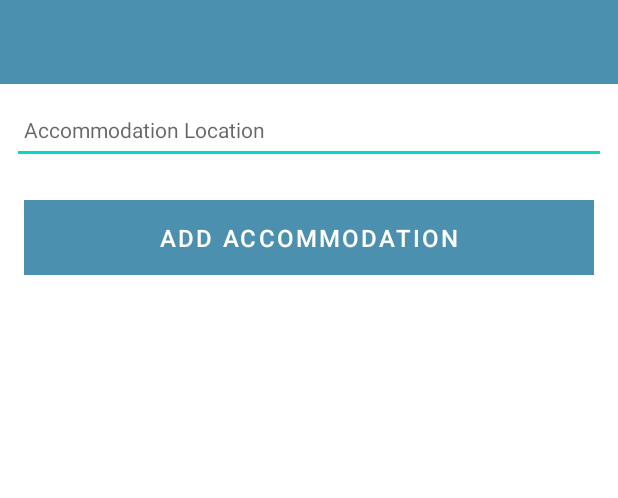
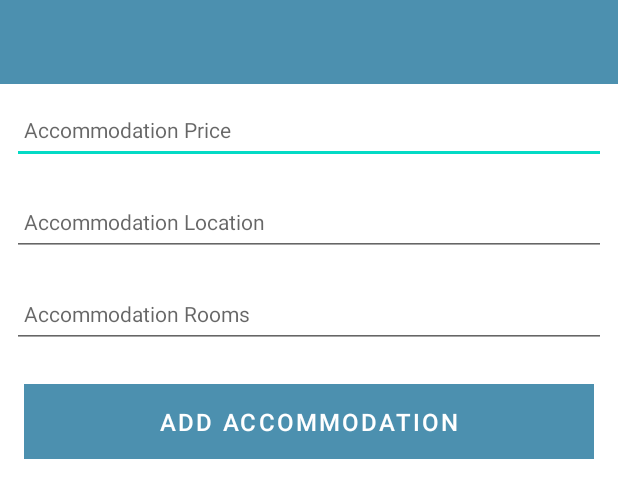
Before and after one commit to Nxkki/Accommodation-Android-App, an Android app: the layout activity_accommodation.xml on its own in the app's theme, with its tools: preview values and no code run, on a phone screen of 412 x 824 dp. Shown: the top 498 px of the screen. Run offline under Robolectric (Android 15) with nearby library versions, the phone set to English and light mode, and no system bars.

Commit message:
Theme & String Resources, Layout, Event Handling 1.2

```diff
--- a/app/src/main/java/org/wit/accommodation/models/AccommodationModel.kt
+++ b/app/src/main/java/org/wit/accommodation/models/AccommodationModel.kt
@@ -1,3 +1,5 @@
 package org.wit.accommodation.models
 
-data class AccommodationModel(var location: String = "")
+data class AccommodationModel(var price: Int = 0,
+                              var location: String = "",
+                              var rooms: String = "")
--- a/app/src/main/res/layout/activity_accommodation.xml
+++ b/app/src/main/res/layout/activity_accommodation.xml
@@ -40,6 +40,21 @@
                 android:layout_height="wrap_content"
                 android:orientation="vertical">
 
+
+                <EditText
+                    android:id="@+id/accommodationPrice"
+                    android:layout_width="match_parent"
+                    android:layout_height="45dp"
+                    android:layout_margin="8dp"
+                    android:autofillHints="hint"
+                    android:hint="@string/hint_accommodationPrice"
+                    android:inputType="text"
+                    android:maxLength="25"
+                    android:maxLines="1"
+                    android:padding="8dp"
+                    android:textColor="@color/colorPrimaryDark"
+                    android:textSize="14sp" />
+
                 <EditText
                     android:id="@+id/accommodationLocation"
                     android:layout_width="match_parent"
@@ -47,6 +62,20 @@
                     android:layout_margin="8dp"
                     android:autofillHints="hint"
                     android:hint="@string/hint_accommodationLocation"
+                    android:inputType="text"
+                    android:maxLength="25"
+                    android:maxLines="1"
+                    android:padding="8dp"
+                    android:textColor="@color/colorPrimaryDark"
+                    android:textSize="14sp" />
+
+                <EditText
+                    android:id="@+id/accommodationRooms"
+                    android:layout_width="match_parent"
+                    android:layout_height="45dp"
+                    android:layout_margin="8dp"
+                    android:autofillHints="hint"
+                    android:hint="@string/hint_accommodationRooms"
                     android:inputType="text"
                     android:maxLength="25"
                     android:maxLines="1"
--- a/app/src/main/res/values/strings.xml
+++ b/app/src/main/res/values/strings.xml
@@ -1,6 +1,7 @@
 <resources>
     <string name="app_name">Accommodation</string>
     <string name="button_addAccommodation">Add Accommodation</string>
+    <string name="hint_accommodationPrice">Accommodation Price</string>
     <string name="hint_accommodationLocation">Accommodation Location</string>
-
+    <string name="hint_accommodationRooms">Accommodation Rooms</string>
 </resources>
```
Also changed, not shown: app/src/main/java/org/wit/accommodation/activities/AccommodationActivity.kt (+25 -4 lines).
